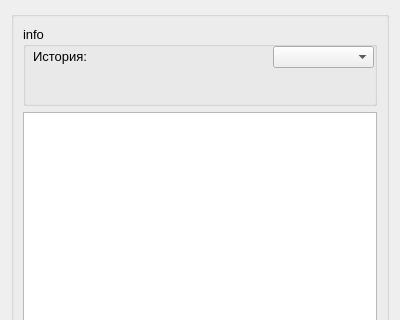
MicranDIIS/script_storage, file GUIproto/historywindow.ui: the form before one commit; both pictures show x 0 to 400 and y 0 to 320 of the 400 by 650 pixel window.
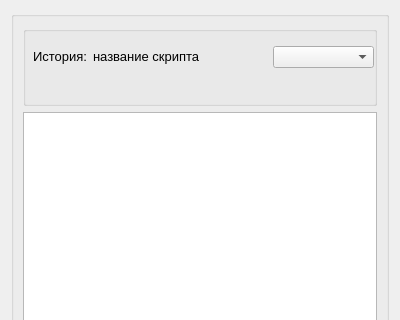
The form after the commit.

Commit message: changed namings from english to russian

```diff
--- a/GUIproto/historywindow.ui
+++ b/GUIproto/historywindow.ui
@@ -58,14 +58,14 @@
          </font>
         </property>
         <property name="title">
-         <string>info</string>
+         <string/>
         </property>
         <widget class="QLabel" name="ScriptNameLabel">
          <property name="geometry">
           <rect>
-           <x>10</x>
+           <x>70</x>
            <y>20</y>
-           <width>61</width>
+           <width>111</width>
            <height>21</height>
           </rect>
          </property>
@@ -75,7 +75,7 @@
           </font>
          </property>
          <property name="text">
-          <string>История:</string>
+          <string>название скрипта</string>
          </property>
         </widget>
         <widget class="QComboBox" name="FilterComboBox">
@@ -88,6 +88,24 @@
           </rect>
          </property>
         </widget>
+        <widget class="QLabel" name="ScriptNameLabel_2">
+         <property name="geometry">
+          <rect>
+           <x>10</x>
+           <y>20</y>
+           <width>61</width>
+           <height>21</height>
+          </rect>
+         </property>
+         <property name="font">
+          <font>
+           <pointsize>10</pointsize>
+          </font>
+         </property>
+         <property name="text">
+          <string>История:</string>
+         </property>
+        </widget>
        </widget>
       </item>
       <item>
```
Left out of the diff: 2 changed lines with no effect on the pictures. The commit also changes 2 other files.
